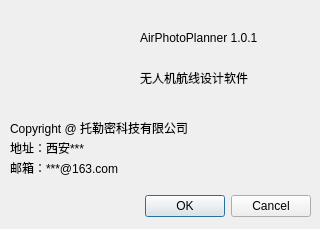
XiaogangSu/AirPhotoPlanner, file copyrightdialog.ui: the form before one commit.
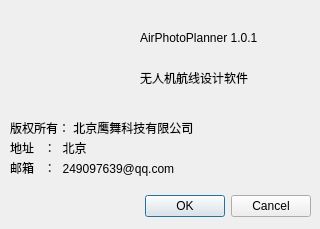
The form after the commit.

What changed in the file:
```diff
--- a/copyrightdialog.ui
+++ b/copyrightdialog.ui
@@ -39,7 +39,7 @@
     </rect>
    </property>
    <property name="text">
-    <string>Copyright @ 托勒密科技有限公司</string>
+    <string>版权所有： 北京鹰舞科技有限公司</string>
    </property>
   </widget>
   <widget class="QLabel" name="label_2">
@@ -73,12 +73,12 @@
     <rect>
      <x>10</x>
      <y>160</y>
-     <width>151</width>
+     <width>191</width>
      <height>16</height>
     </rect>
    </property>
    <property name="text">
-    <string>邮箱：***@163.com</string>
+    <string>邮箱   ：  249097639@qq.com </string>
    </property>
   </widget>
   <widget class="QLabel" name="label_5">
@@ -91,7 +91,7 @@
     </rect>
    </property>
    <property name="text">
-    <string>地址：西安***</string>
+    <string>地址   ：  北京</string>
    </property>
   </widget>
   <widget class="QWidget" name="mywidget" native="true">
```
